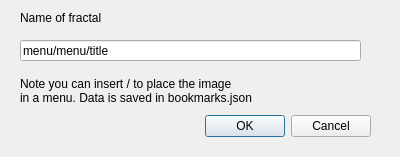
Before: the Qt Designer form src/addbookmark.ui in calum74/mandelbrot-qt, drawn with Qt 5.
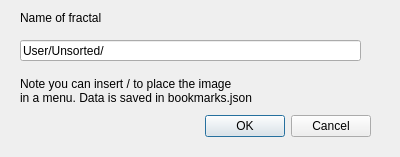
After: the same form once the commit is applied.

```diff
--- a/src/addbookmark.ui
+++ b/src/addbookmark.ui
@@ -39,7 +39,7 @@
     </rect>
    </property>
    <property name="text">
-    <string>menu/menu/title</string>
+    <string>User/Unsorted/</string>
    </property>
   </widget>
   <widget class="QLabel" name="label">
```
